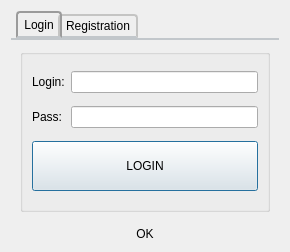
Above: loginwindow.ui from SpaceWind/cyber_jihad_bot_client before the change. Below: the same form after it.
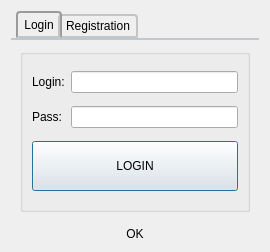
That is the form after the change. Icons and pictures are not drawn.

The edit to the form file:
```diff
--- a/loginwindow.ui
+++ b/loginwindow.ui
@@ -6,7 +6,7 @@
    <rect>
     <x>0</x>
     <y>0</y>
-    <width>290</width>
+    <width>270</width>
     <height>235</height>
    </rect>
   </property>
@@ -26,6 +26,9 @@
    <string notr="true"/>
   </property>
   <layout class="QGridLayout" name="gridLayout">
+   <property name="sizeConstraint">
+    <enum>QLayout::SetDefaultConstraint</enum>
+   </property>
    <item row="0" column="0">
     <widget class="QTabWidget" name="tabWidget">
      <property name="styleSheet">
```
Left out of the diff: 43 changed lines with no effect on the pictures.
